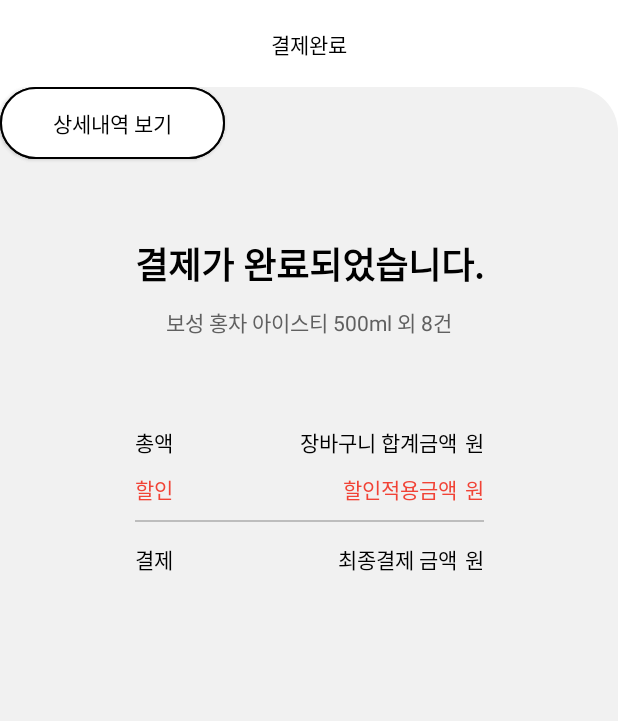
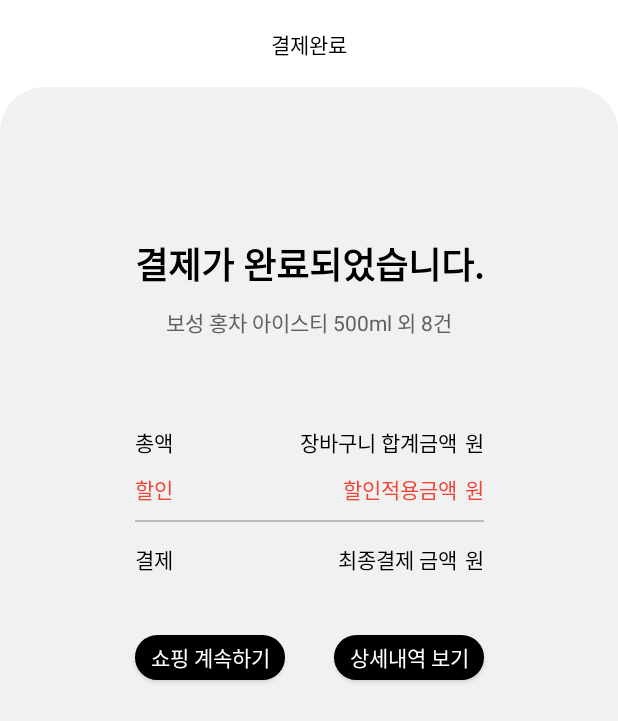
Before and after one commit to 2022-SMHRD-KDT-New-IoT-4/Smcart-Android, an Android app: the layout activity_pay_done.xml on its own in the app's theme, with its tools: preview values and no code run, on a phone screen of 412 x 824 dp. Shown: the top 721 px of the screen. Run offline under Robolectric (Android 15) with nearby library versions, the phone set to English and light mode, and no system bars.

Commit message:
이솔 - 결제완료 페이지 제작_수정

```diff
--- a/app/src/main/AndroidManifest.xml
+++ b/app/src/main/AndroidManifest.xml
@@ -16,15 +16,17 @@
         tools:targetApi="31">
         <activity
             android:name=".PayDoneActivity"
-            android:exported="false" />
-        <activity
-            android:name=".BasketActivity"
-            android:exported="true">
+            android:exported="true" >
             <intent-filter>
                 <action android:name="android.intent.action.MAIN" />
 
                 <category android:name="android.intent.category.LAUNCHER" />
             </intent-filter>
+        </activity>
+        <activity
+            android:name=".BasketActivity"
+            android:exported="true">
+
         </activity>
         <activity
             android:name=".PushTestActivity2"
--- a/app/src/main/res/drawable/button_black.xml
+++ b/app/src/main/res/drawable/button_black.xml
@@ -1,6 +1,6 @@
 <?xml version="1.0" encoding="utf-8"?>
 <shape xmlns:android="http://schemas.android.com/apk/res/android">
-    <solid android:color="#FFFFFF"/>
+    <solid android:color="#000000"/>
 
     <corners
         android:topLeftRadius="30dp"
--- a/app/src/main/res/layout/activity_pay_done.xml
+++ b/app/src/main/res/layout/activity_pay_done.xml
@@ -41,13 +41,14 @@
 
         <Button
             android:id="@+id/button2"
-            android:layout_width="150dp"
-            android:layout_height="wrap_content"
+            android:layout_width="100dp"
+            android:layout_height="30dp"
+            android:layout_marginTop="40dp"
             android:background="@drawable/button_black"
             android:backgroundTint="#000000"
             android:text="쇼핑 계속하기"
-            tools:layout_editor_absoluteX="39dp"
-            tools:layout_editor_absoluteY="531dp" />
+            app:layout_constraintStart_toStartOf="@+id/textView21"
+            app:layout_constraintTop_toBottomOf="@+id/textView21" />
 
         <TextView
             android:id="@+id/textView9"
@@ -64,13 +65,14 @@
 
         <Button
             android:id="@+id/button3"
-            android:layout_width="150dp"
-            android:layout_height="wrap_content"
+            android:layout_width="100dp"
+            android:layout_height="30dp"
             android:background="@drawable/button_black"
             android:text="상세내역 보기"
-            android:textColor="#000000"
-            tools:layout_editor_absoluteX="230dp"
-            tools:layout_editor_absoluteY="531dp" />
+            android:textColor="#FFFFFF"
+            app:layout_constraintBottom_toBottomOf="@+id/button2"
+            app:layout_constraintEnd_toEndOf="@+id/textView22"
+            app:layout_constraintTop_toTopOf="@+id/button2" />
 
         <TextView
             android:id="@+id/textView15"
```
